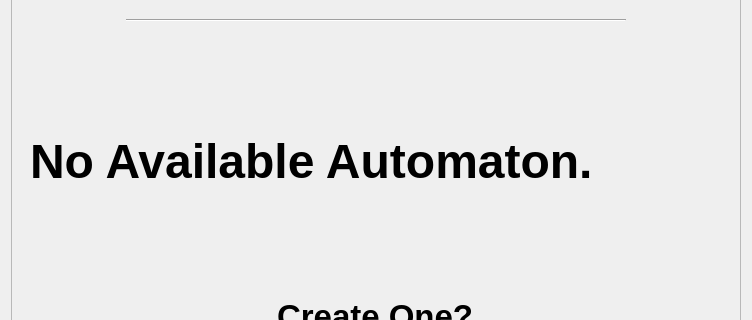
The window that ui/no_autos.ui (Achu-Worifung/quickMove) describes before a commit, drawn with Qt 5; both pictures show x 0 to 752 and y 187 to 507 of the 752 by 699 pixel window.
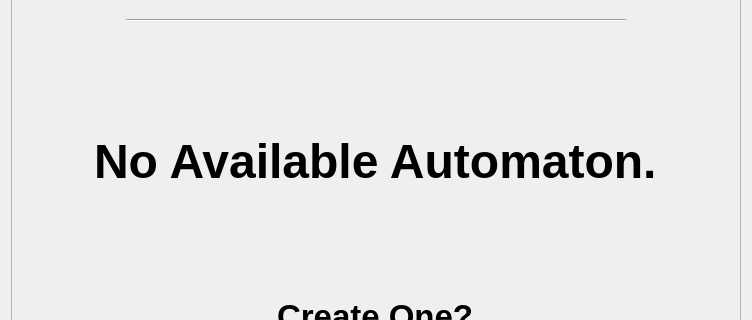
The same window after the commit.

Commit message: added action to create new auto

```diff
--- a/ui/no_autos.ui
+++ b/ui/no_autos.ui
@@ -99,7 +99,7 @@
        <item>
         <widget class="QWidget" name="widget_2" native="true">
          <layout class="QGridLayout" name="gridLayout_2">
-          <item row="0" column="0">
+          <item row="0" column="0" alignment="Qt::AlignHCenter">
            <widget class="QLabel" name="label_4">
             <property name="minimumSize">
              <size>
```
The commit also changes 2 other files.
